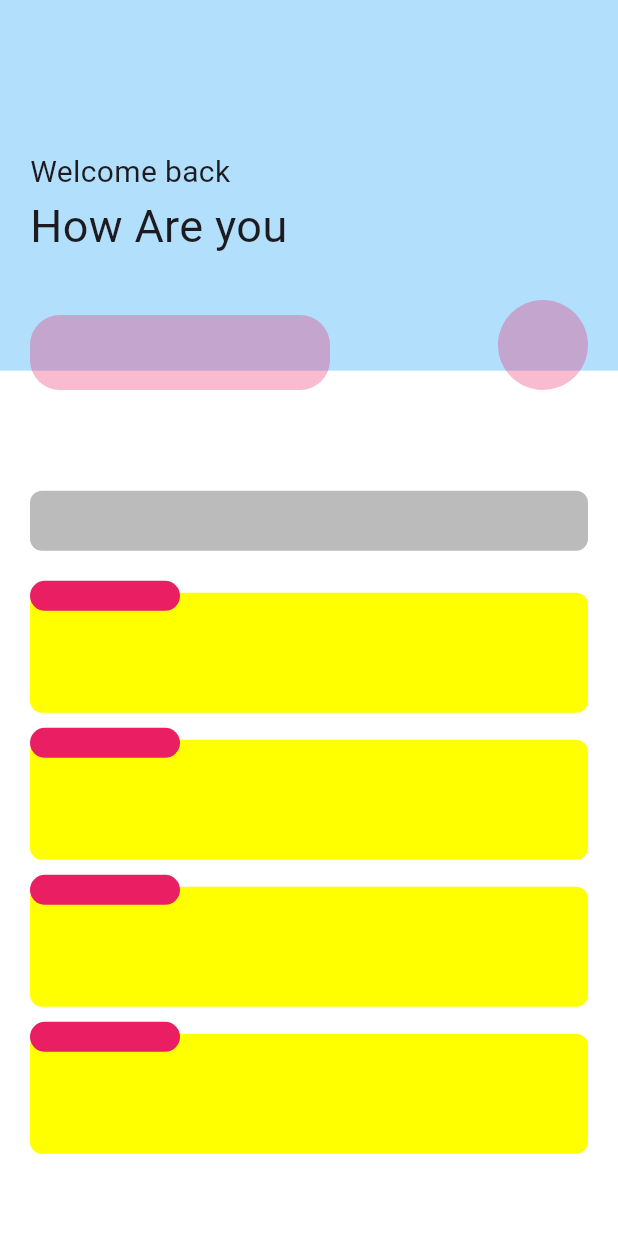
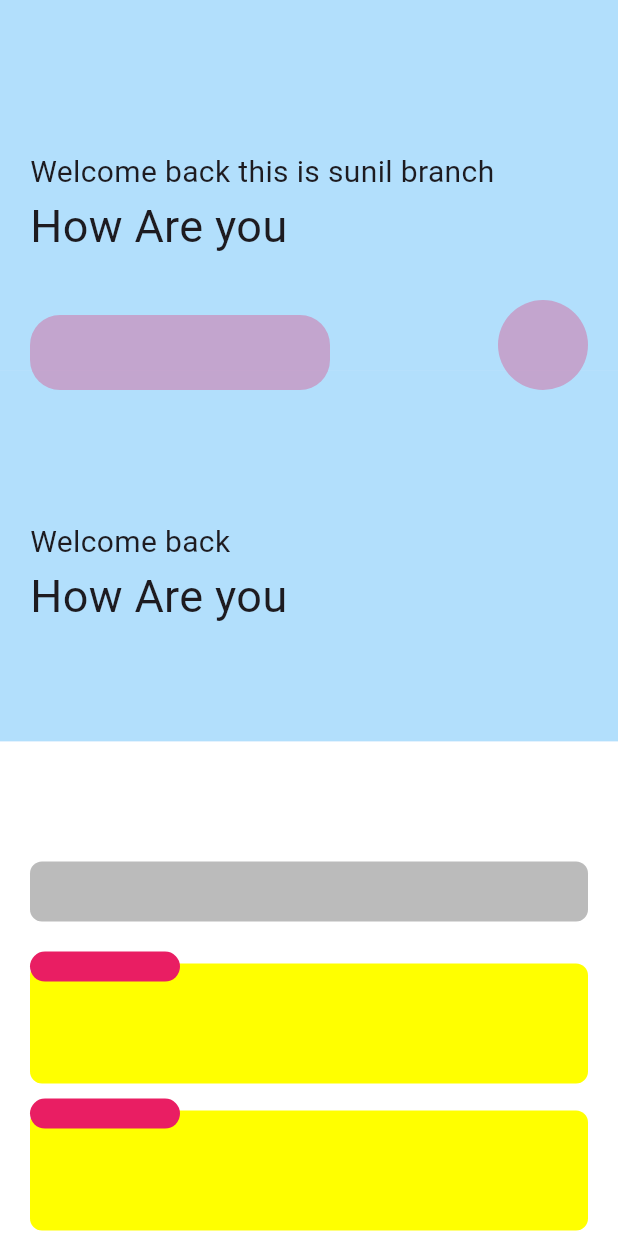
Before and after one commit to Sunilnani/practice_interns, a Flutter app: the screen it shows after launch, on a phone screen of 412 x 824 dp. Run offline on Flutter 3.47's test engine with Material 2 defaults, Android fonts, the phone set to English and light mode, and no system bars.

Commit message:
sunil commit

```diff
--- a/lib/main.dart
+++ b/lib/main.dart
@@ -40,6 +40,21 @@ class _HomePageState extends State<HomePage> {
 
           Column(
             children: [
+              Container(
+                padding: EdgeInsets.symmetric(horizontal: 20),
+                height: MediaQuery.of(context).size.height*0.3,
+                width: double.infinity,
+                color: Colors.lightBlue.withOpacity(0.3),
+                child: Column(
+                    crossAxisAlignment: CrossAxisAlignment.stretch,
+                    children: [
+                      SizedBox(height: 100,),
+                      Text("Welcome back this is sunil branch" ,style: TextStyle(fontSize: 20),),
+                      Text("How Are you",style: TextStyle(fontSize: 30),)
+                    ]
+                ),
+              ),
+
               Container(
                 padding: EdgeInsets.symmetric(horizontal: 20),
                 height: MediaQuery.of(context).size.height*0.3,
```
